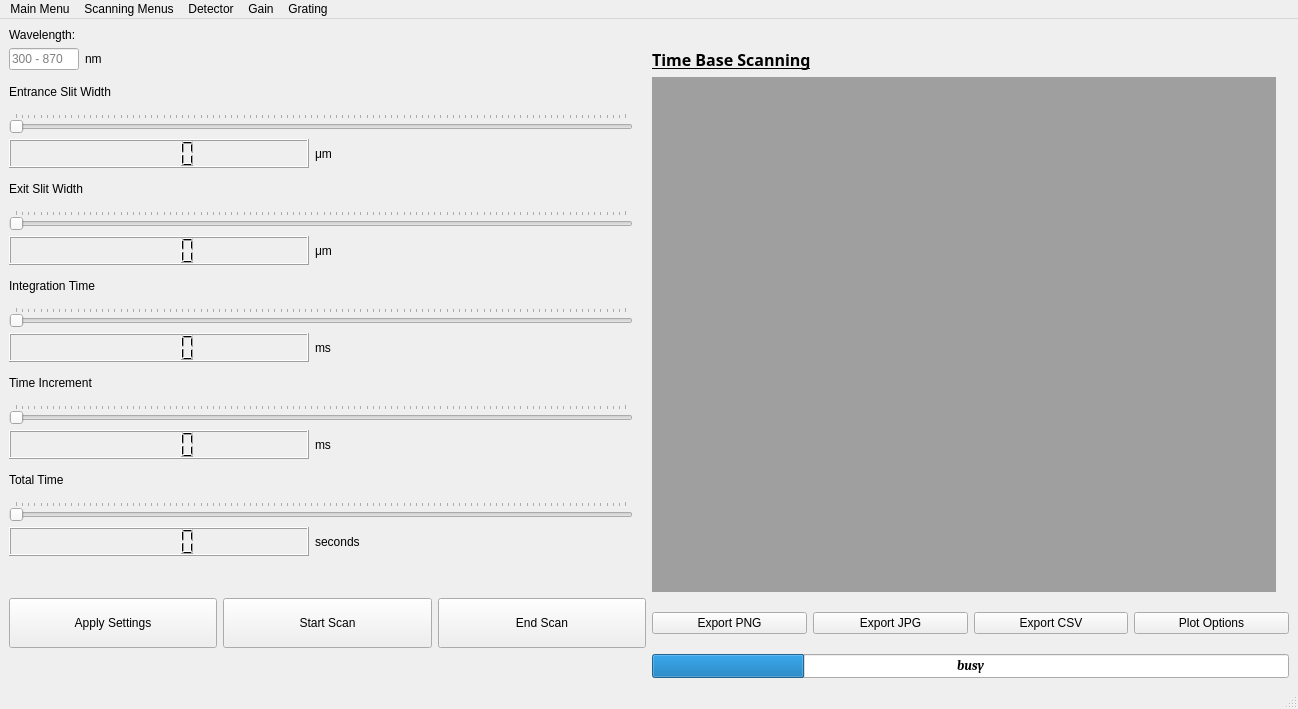
This is TimeBaseScanningMenu_Design.ui in gitmarcus34/Spectro_GUI as Qt 5 draws it before an edit. The edited form follows.
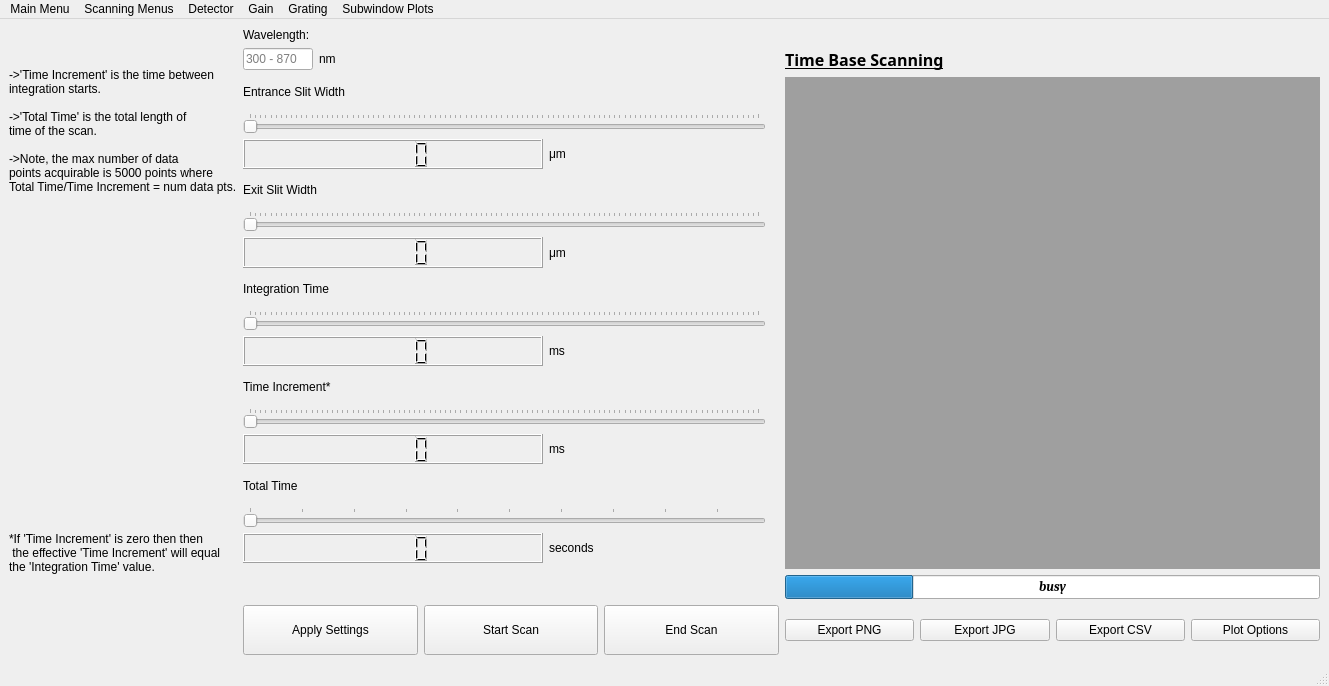
This is the edited form. Icons and pictures are not drawn.

Commit message: Noah's place work, fixing up time base scanning menu

Diff of the .ui file:
```diff
--- a/TimeBaseScanningMenu_Design.ui
+++ b/TimeBaseScanningMenu_Design.ui
@@ -6,8 +6,8 @@
    <rect>
     <x>0</x>
     <y>0</y>
-    <width>1298</width>
-    <height>709</height>
+    <width>1329</width>
+    <height>686</height>
    </rect>
   </property>
   <property name="sizePolicy">
@@ -32,184 +32,7 @@
   </property>
   <widget class="QWidget" name="centralwidget">
    <layout class="QGridLayout" name="gridLayout_5">
-    <item row="2" column="2">
-     <layout class="QGridLayout" name="gridLayout_7">
-      <item row="0" column="0">
-       <widget class="QMdiArea" name="sub_mdiArea">
-        <property name="maximumSize">
-         <size>
-          <width>1500</width>
-          <height>900</height>
-         </size>
-        </property>
-        <widget class="QWidget" name="subwindow">
-         <property name="windowTitle">
-          <string>Subwindow</string>
-         </property>
-        </widget>
-       </widget>
-      </item>
-      <item row="0" column="1">
-       <widget class="QLabel" name="label_7">
-        <property name="text">
-         <string/>
-        </property>
-        <property name="pixmap">
-         <pixmap>tbsDiagram.jpg</pixmap>
-        </property>
-       </widget>
-      </item>
-     </layout>
-    </item>
-    <item row="3" column="2">
-     <layout class="QHBoxLayout" name="horizontalLayout_6">
-      <item>
-       <widget class="QPushButton" name="ExportPNG_Button">
-        <property name="cursor">
-         <cursorShape>PointingHandCursor</cursorShape>
-        </property>
-        <property name="text">
-         <string>Export PNG</string>
-        </property>
-       </widget>
-      </item>
-      <item>
-       <widget class="QPushButton" name="ExportJPG_Button">
-        <property name="cursor">
-         <cursorShape>PointingHandCursor</cursorShape>
-        </property>
-        <property name="text">
-         <string>Export JPG</string>
-        </property>
-       </widget>
-      </item>
-      <item>
-       <widget class="QPushButton" name="ExportCSV_Button">
-        <property name="cursor">
-         <cursorShape>PointingHandCursor</cursorShape>
-        </property>
-        <property name="text">
-         <string>Export CSV</string>
-        </property>
-       </widget>
-      </item>
-      <item>
-       <widget class="QPushButton" name="PlotOptions_Button">
-        <property name="cursor">
-         <cursorShape>PointingHandCursor</cursorShape>
-        </property>
-        <property name="text">
-         <string>Plot Options</string>
-        </property>
-       </widget>
-      </item>
-     </layout>
-    </item>
-    <item row="4" column="2">
-     <widget class="QProgressBar" name="progressBar">
-      <property name="font">
-       <font>
-        <family>Cambria</family>
-        <pointsize>10</pointsize>
-        <weight>75</weight>
-        <italic>true</italic>
-        <bold>true</bold>
-        <underline>false</underline>
-        <strikeout>false</strikeout>
-        <kerning>false</kerning>
-       </font>
-      </property>
-      <property name="value">
-       <number>24</number>
-      </property>
-      <property name="alignment">
-       <set>Qt::AlignCenter</set>
-      </property>
-      <property name="invertedAppearance">
-       <bool>false</bool>
-      </property>
-      <property name="format">
-       <string>busy</string>
-      </property>
-     </widget>
-    </item>
-    <item row="3" column="0">
-     <layout class="QHBoxLayout" name="horizontalLayout_5">
-      <item>
-       <widget class="QPushButton" name="ApplySettings_Button">
-        <property name="minimumSize">
-         <size>
-          <width>0</width>
-          <height>50</height>
-         </size>
-        </property>
-        <property name="cursor">
-         <cursorShape>PointingHandCursor</cursorShape>
-        </property>
-        <property name="text">
-         <string>Apply Settings</string>
-        </property>
-       </widget>
-      </item>
-      <item>
-       <widget class="QPushButton" name="StartScan_Button">
-        <property name="minimumSize">
-         <size>
-          <width>0</width>
-          <height>50</height>
-         </size>
-        </property>
-        <property name="cursor">
-         <cursorShape>PointingHandCursor</cursorShape>
-        </property>
-        <property name="text">
-         <string>Start Scan</string>
-        </property>
-       </widget>
-      </item>
-      <item>
-       <widget class="QPushButton" name="EndScan_Button">
-        <property name="minimumSize">
-         <size>
-          <width>0</width>
-          <height>50</height>
-         </size>
-        </property>
-        <property name="cursor">
-         <cursorShape>PointingHandCursor</cursorShape>
-        </property>
-        <property name="text">
-         <string>End Scan</string>
-        </property>
-       </widget>
-      </item>
-     </layout>
-    </item>
-    <item row="0" column="0">
-     <widget class="QLabel" name="label">
-      <property name="text">
-       <string>Wavelength:</string>
-      </property>
-     </widget>
-    </item>
-    <item row="1" column="2">
-     <widget class="QLabel" name="MenuLabel">
-      <property name="font">
-       <font>
-        <family>Lucida Bright</family>
-        <pointsize>12</pointsize>
-        <weight>75</weight>
-        <italic>false</italic>
-        <bold>true</bold>
-        <underline>true</underline>
-       </font>
-      </property>
-      <property name="text">
-       <string>Time Base Scanning</string>
-      </property>
-     </widget>
-    </item>
-    <item row="2" column="0">
+    <item row="2" column="1">
      <layout class="QGridLayout" name="gridLayout_4">
       <item row="4" column="2">
        <layout class="QHBoxLayout" name="horizontalLayout_3">
@@ -336,6 +159,9 @@
         <property name="cursor">
          <cursorShape>SizeHorCursor</cursorShape>
         </property>
+        <property name="minimum">
+         <number>1</number>
+        </property>
         <property name="orientation">
          <enum>Qt::Horizontal</enum>
         </property>
@@ -449,7 +275,7 @@
          </size>
         </property>
         <property name="text">
-         <string>Time Increment</string>
+         <string>Time Increment*</string>
         </property>
        </widget>
       </item>
@@ -482,7 +308,7 @@
       </item>
      </layout>
     </item>
-    <item row="1" column="0">
+    <item row="1" column="1">
      <layout class="QGridLayout" name="gridLayout_9">
       <item row="1" column="0">
        <widget class="QLineEdit" name="wavelength_input">
@@ -509,6 +335,246 @@
       </item>
      </layout>
     </item>
+    <item row="0" column="1">
+     <widget class="QLabel" name="label">
+      <property name="text">
+       <string>Wavelength:</string>
+      </property>
+     </widget>
+    </item>
+    <item row="3" column="1">
+     <layout class="QHBoxLayout" name="horizontalLayout_5">
+      <item>
+       <widget class="QPushButton" name="ApplySettings_Button">
+        <property name="minimumSize">
+         <size>
+          <width>0</width>
+          <height>50</height>
+         </size>
+        </property>
+        <property name="cursor">
+         <cursorShape>PointingHandCursor</cursorShape>
+        </property>
+        <property name="text">
+         <string>Apply Settings</string>
+        </property>
+       </widget>
+      </item>
+      <item>
+       <widget class="QPushButton" name="StartScan_Button">
+        <property name="minimumSize">
+         <size>
+          <width>0</width>
+          <height>50</height>
+         </size>
+        </property>
+        <property name="cursor">
+         <cursorShape>PointingHandCursor</cursorShape>
+        </property>
+        <property name="text">
+         <string>Start Scan</string>
+        </property>
+       </widget>
+      </item>
+      <item>
+       <widget class="QPushButton" name="EndScan_Button">
+        <property name="minimumSize">
+         <size>
+          <width>0</width>
+          <height>50</height>
+         </size>
+        </property>
+        <property name="cursor">
+         <cursorShape>PointingHandCursor</cursorShape>
+        </property>
+        <property name="text">
+         <string>End Scan</string>
+        </property>
+       </widget>
+      </item>
+     </layout>
+    </item>
+    <item row="1" column="3">
+     <widget class="QLabel" name="MenuLabel">
+      <property name="font">
+       <font>
+        <family>Lucida Bright</family>
+        <pointsize>12</pointsize>
+        <weight>75</weight>
+        <italic>false</italic>
+        <bold>true</bold>
+        <underline>true</underline>
+       </font>
+      </property>
+      <property name="text">
+       <string>Time Base Scanning</string>
+      </property>
+     </widget>
+    </item>
+    <item row="3" column="3">
+     <layout class="QHBoxLayout" name="horizontalLayout_6">
+      <item>
+       <widget class="QPushButton" name="ExportPNG_Button">
+        <property name="cursor">
+         <cursorShape>PointingHandCursor</cursorShape>
+        </property>
+        <property name="text">
+         <string>Export PNG</string>
+        </property>
+       </widget>
+      </item>
+      <item>
+       <widget class="QPushButton" name="ExportJPG_Button">
+        <property name="cursor">
+         <cursorShape>PointingHandCursor</cursorShape>
+        </property>
+        <property name="text">
+         <string>Export JPG</string>
+        </property>
+       </widget>
+      </item>
+      <item>
+       <widget class="QPushButton" name="ExportCSV_Button">
+        <property name="cursor">
+         <cursorShape>PointingHandCursor</cursorShape>
+        </property>
+        <property name="text">
+         <string>Export CSV</string>
+        </property>
+       </widget>
+      </item>
+      <item>
+       <widget class="QPushButton" name="PlotOptions_Button">
+        <property name="cursor">
+         <cursorShape>PointingHandCursor</cursorShape>
+        </property>
+        <property name="text">
+         <string>Plot Options</string>
+        </property>
+       </widget>
+      </item>
+     </layout>
+    </item>
+    <item row="2" column="3">
+     <layout class="QGridLayout" name="gridLayout_7">
+      <item row="0" column="0">
+       <widget class="QMdiArea" name="sub_mdiArea">
+        <property name="maximumSize">
+         <size>
+          <width>1500</width>
+          <height>900</height>
+         </size>
+        </property>
+        <widget class="QWidget" name="plot_subwindowA">
+         <property name="windowTitle">
+          <string>Subwindow</string>
+         </property>
+         <layout class="QGridLayout" name="gridLayout_2">
+          <item row="0" column="0">
+           <layout class="QGridLayout" name="subLayoutA"/>
+          </item>
+         </layout>
+        </widget>
+        <widget class="QWidget" name="plot_subwindowB">
+         <property name="windowTitle">
+          <string>Subwindow</string>
+         </property>
+         <layout class="QGridLayout" name="gridLayout_10">
+          <item row="0" column="0">
+           <layout class="QGridLayout" name="subLayoutB"/>
+          </item>
+         </layout>
+        </widget>
+        <widget class="QWidget" name="plot_subwindowC">
+         <property name="windowTitle">
+          <string>Subwindow</string>
+         </property>
+         <layout class="QGridLayout" name="gridLayout_15">
+          <item row="0" column="0">
+           <layout class="QGridLayout" name="subLayoutC"/>
+          </item>
+         </layout>
+        </widget>
+        <widget class="QWidget" name="subwindow_plotD">
+         <property name="windowTitle">
+          <string>Subwindow</string>
+         </property>
+         <layout class="QGridLayout" name="gridLayout_6">
+          <item row="0" column="0">
+           <layout class="QGridLayout" name="subLayoutD"/>
+          </item>
+         </layout>
+        </widget>
+       </widget>
+      </item>
+      <item row="1" column="0">
+       <widget class="QProgressBar" name="progressBar">
+        <property name="font">
+         <font>
+          <family>Cambria</family>
+          <pointsize>10</pointsize>
+          <weight>75</weight>
+          <italic>true</italic>
+          <bold>true</bold>
+          <underline>false</underline>
+          <strikeout>false</strikeout>
+          <kerning>false</kerning>
+         </font>
+        </property>
+        <property name="value">
+         <number>24</number>
+        </property>
+        <property name="alignment">
+         <set>Qt::AlignCenter</set>
+        </property>
+        <property name="invertedAppearance">
+         <bool>false</bool>
+        </property>
+        <property name="format">
+         <string>busy</string>
+        </property>
+       </widget>
+      </item>
+     </layout>
+    </item>
+    <item row="0" column="0" rowspan="4">
+     <layout class="QVBoxLayout" name="verticalLayout_4">
+      <item>
+       <widget class="QLabel" name="label_4">
+        <property name="text">
+         <string>-&gt;'Time Increment' is the time between
+integration starts.
+
+-&gt;'Total Time' is the total length of
+time of the scan.
+
+-&gt;Note, the max number of data
+points acquirable is 5000 points where
+Total Time/Time Increment = num data pts.</string>
+        </property>
+       </widget>
+      </item>
+      <item>
+       <widget class="QLabel" name="label_7">
+        <property name="text">
+         <string/>
+        </property>
+        <property name="pixmap">
+         <pixmap>tbsDiagram.jpg</pixmap>
+        </property>
+       </widget>
+      </item>
+      <item>
+       <widget class="QLabel" name="label_3">
+        <property name="text">
+         <string>*If 'Time Increment' is zero then then
+ the effective 'Time Increment' will equal
+the 'Integration Time' value.</string>
+        </property>
+       </widget>
+      </item>
+     </layout>
+    </item>
    </layout>
   </widget>
   <widget class="QMenuBar" name="menubar">
@@ -516,7 +582,7 @@
     <rect>
      <x>0</x>
      <y>0</y>
-     <width>1298</width>
+     <width>1329</width>
      <height>26</height>
     </rect>
    </property>
@@ -557,11 +623,23 @@
     <addaction name="actionSide"/>
     <addaction name="actionFront"/>
    </widget>
+   <widget class="QMenu" name="menuSubwindow_Plots">
+    <property name="title">
+     <string>Subwindow Plots</string>
+    </property>
+    <addaction name="actionTiled"/>
+    <addaction name="actionCascade"/>
+    <addaction name="actionadd_view_set_PlotA"/>
+    <addaction name="actionadd_view_set_PlotB"/>
+    <addaction name="actionadd_view_set_PlotC"/>
+    <addaction name="actionadd_view_set_PlotD"/>
+   </widget>
    <addaction name="menuMain"/>
    <addaction name="menuScan"/>
    <addaction name="menuDetector"/>
    <addaction name="menuGain"/>
    <addaction name="menuGrating"/>
+   <addaction name="menuSubwindow_Plots"/>
   </widget>
   <widget class="QStatusBar" name="statusbar"/>
   <action name="actionTimeMenu">
```
Left out of the diff: 30 changed lines with no effect on the pictures. The commit also changes 9 other files.
